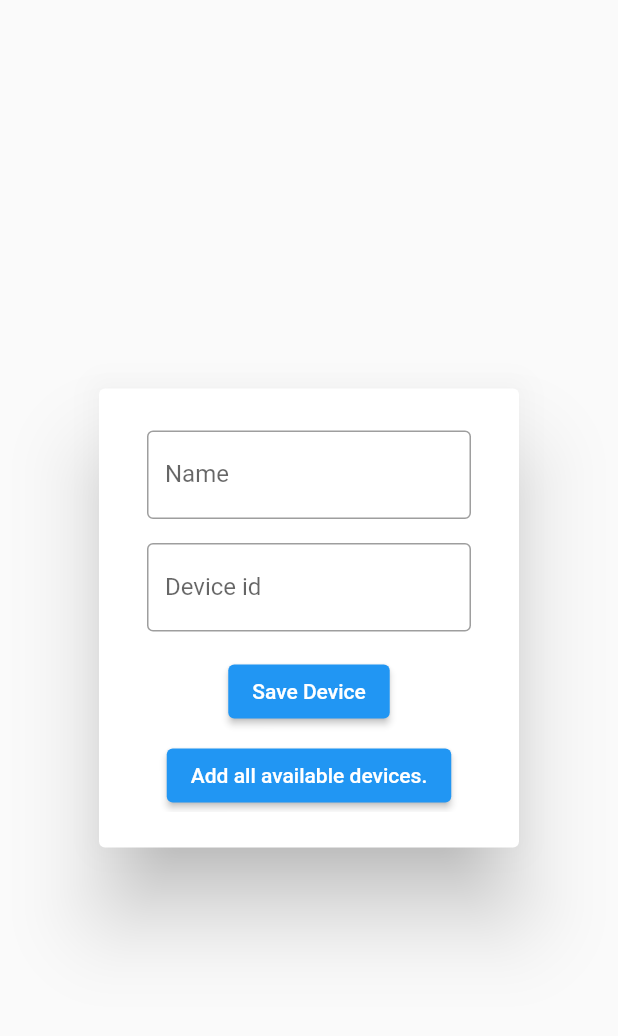
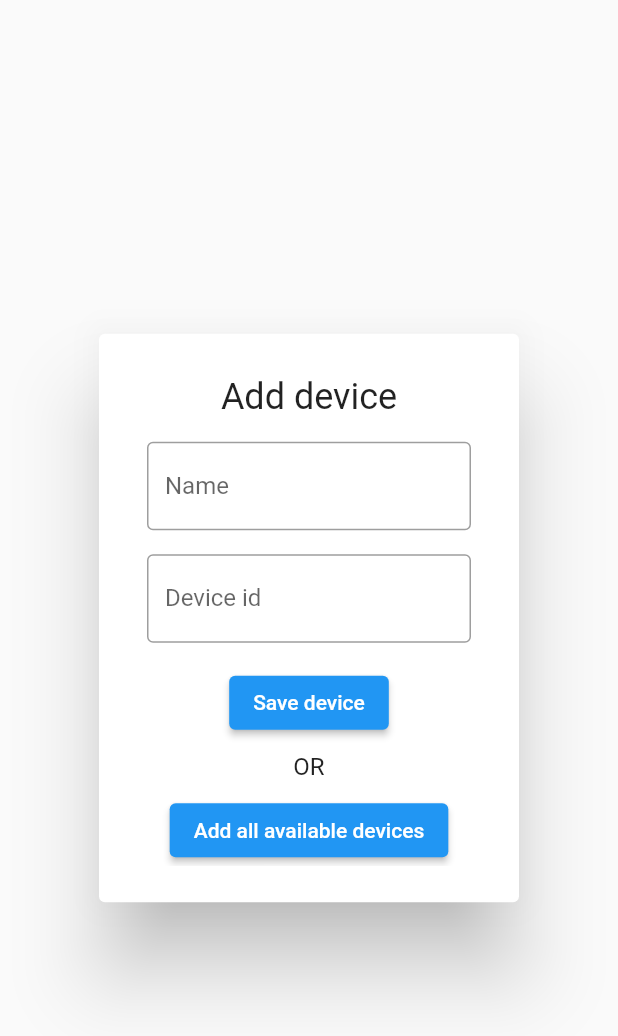
Before and after one commit to evolunis/Wellenbrecher, a Flutter app: the DeviceModal widget shown alone on an empty page, opened directly, on a phone screen of 412 x 824 dp. Shown: the top 1036 px of the screen. Run offline on Flutter 3.47's test engine with Material 2 defaults, Android fonts, the light colour scheme and no system bars; our stand-ins replace firebase_core, firebase_database, fl_chart, get_it, hive, hive_flutter and 1 more; accounts and stored records are empty; generated files the repository leaves out were written again; network calls fail; statements that could not run were skipped.

Commit message:
minor correction

```diff
--- a/lib/main.dart
+++ b/lib/main.dart
@@ -5,7 +5,7 @@ import 'package:hive_flutter/hive_flutter.dart';
 import 'package:wellenreiter/models/settings.dart';
 import 'package:wellenreiter/models/time_series.dart';
 import 'package:wellenreiter/models/devices.dart';
-import 'package:wellenreiter/screens/devices.dart';
+import 'package:wellenreiter/screens/devices/devices.dart';
 
 import 'package:wellenreiter/service_locator.dart';
 
--- a/lib/models/devices.dart
+++ b/lib/models/devices.dart
@@ -50,8 +50,15 @@ class DevicesModel extends ChangeNotifier {
   }
 
   addDevice(Device device) {
-    devices?.add(device);
-    refresh();
+    List devList = readDb();
+    List devIds = [];
+    for (var i = 0; i < devList.length; i++) {
+      devIds.add(devList[i].id);
+    }
+    if (!devIds.contains(device.id)) {
+      devices?.add(device);
+      refresh();
+    }
   }
 
   deleteDevice(int index) {
@@ -60,8 +67,15 @@ class DevicesModel extends ChangeNotifier {
   }
 
   modifyDevice(int index, Device device) {
-    devices?.putAt(index, device);
-    notifyListeners();
+    List devList = readDb();
+    List devIds = [];
+    for (var i = 0; i < devList.length; i++) {
+      devIds.add(devList[i].id);
+    }
+    if (!devIds.contains(device.id)) {
+      devices?.putAt(index, device);
+      refresh();
+    }
   }
 
   getDeviceStatus(int index) {
--- a/lib/screens/parts/modal.dart
+++ b/lib/screens/devices/parts/modal.dart
@@ -42,6 +42,11 @@ class _DeviceModalState extends State<DeviceModal> {
               children: <Widget>[
                 Padding(
                     padding: const EdgeInsets.all(8.0),
+                    child: Text(
+                        (widget.index < 0) ? "Add device" : "Update device",
+                        style: Theme.of(context).textTheme.headlineSmall)),
+                Padding(
+                  padding: const EdgeInsets.all(8.0),
                   child: TextFormField(
                     controller: nameController,
                     decoration: const InputDecoration(
@@ -75,7 +80,7 @@ class _DeviceModalState extends State<DeviceModal> {
                 Padding(
                   padding: const EdgeInsets.all(8.0),
                   child: ElevatedButton(
-                    child: const Text("Save Device"),
+                    child: const Text("Save device"),
                     onPressed: () {
                       if (widget.index >= 0) {
                         devicesModel.modifyDevice(
@@ -91,10 +96,10 @@ class _DeviceModalState extends State<DeviceModal> {
                     },
                   ),
                 ),
-                Padding(
-                  padding: const EdgeInsets.all(0),
-                  child: (widget.index >= 0)
-                      ? ElevatedButton(
+                (widget.index >= 0)
+                    ? Padding(
+                        padding: const EdgeInsets.all(5),
+                        child: ElevatedButton(
                           style: ButtonStyle(
                             backgroundColor:
                                 MaterialStateProperty.resolveWith<Color>(
@@ -112,9 +117,16 @@ class _DeviceModalState extends State<DeviceModal> {
                             }
                             Navigator.pop(context);
                           },
-                        )
-                      : ElevatedButton(
-                          child: const Text("Add all available devices."),
+                        ))
+                    : Column(children: [
+                        const Padding(
+                          padding: EdgeInsets.fromLTRB(0, 1, 0, 9),
+                          child: Text("OR"),
+                        ),
+                        Padding(
+                          padding: const EdgeInsets.all(0),
+                          child: ElevatedButton(
+                            child: const Text("Add all available devices"),
                             onPressed: () {
                               devicesModel.addAllExisting();
 
@@ -122,6 +134,7 @@ class _DeviceModalState extends State<DeviceModal> {
                             },
                           ),
                         )
+                      ])
               ],
             ),
           ),
```
Also changed, not shown: lib/screens/devices/devices.dart (renamed from lib/screens/devices.dart, +11 -6 lines), lib/screens/parts/settings.dart (deleted, +0 -91 lines), lib/screens/settings.dart (added, +99 -0 lines), lib/services/cloud_server_service.dart (+2 -5 lines), lib/screens/devices/parts/time_series.dart (renamed from lib/screens/parts/time_series.dart). Lines whose indentation alone changed are shown as unchanged.
